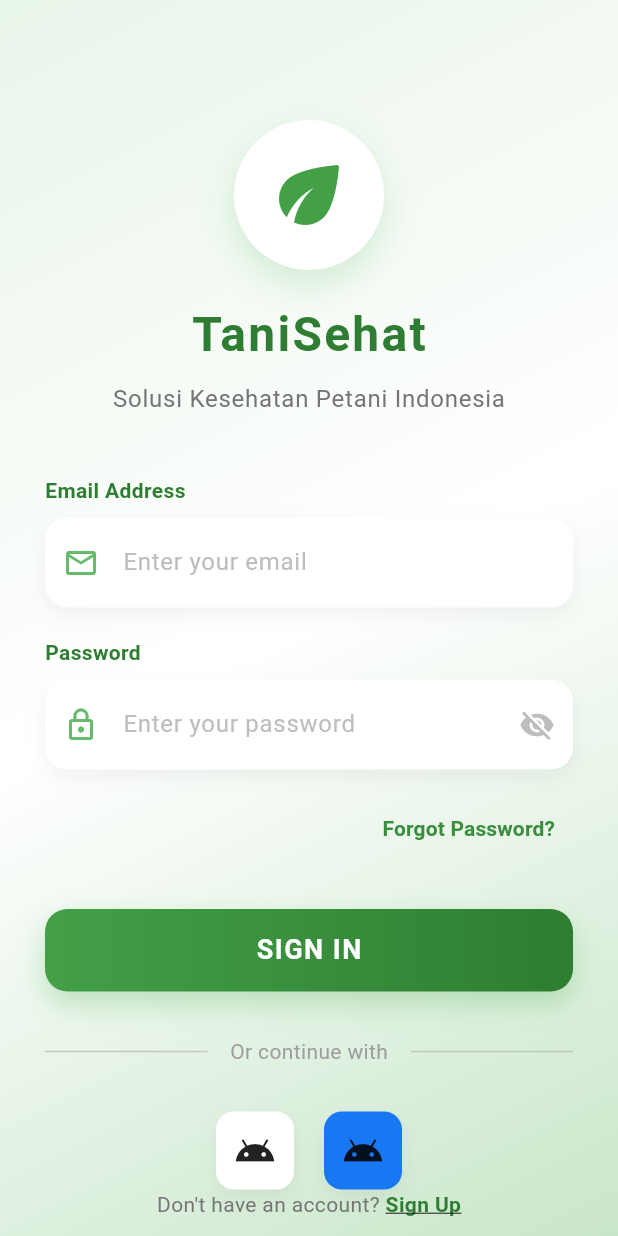
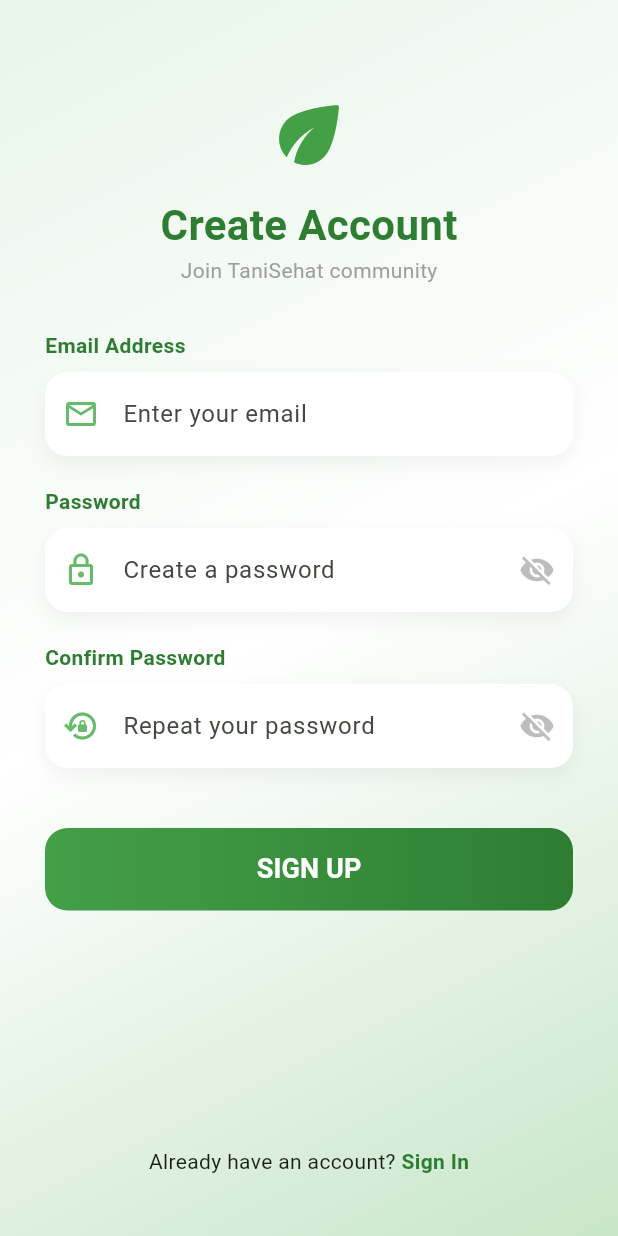
Before and after one commit to DodhyKss/tani_sehat, a Flutter app: the screen it shows after launch, after a tap on "Sign Up", on a phone screen of 412 x 824 dp. Run offline on Flutter 3.47's test engine with Material 3 defaults, Android fonts, the phone set to English and light mode, and no system bars; our stand-ins replace supabase_flutter; accounts and stored records are empty.

Commit message:
add register and login logic to supabase

```diff
--- a/lib/main.dart
+++ b/lib/main.dart
@@ -1,7 +1,18 @@
 import 'package:flutter/material.dart';
-import 'pages/login_page.dart';
+import 'package:supabase_flutter/supabase_flutter.dart';
+import 'pages/auth/login_page.dart';
+import 'pages/home_page.dart';
 
-void main() {
+import 'pages/auth/register_page.dart';
+
+Future<void> main() async {
+  WidgetsFlutterBinding.ensureInitialized();
+
+  await Supabase.initialize(
+    url: 'https://bjfxvkqkeheyqtrcdblp.supabase.co',
+    anonKey: 'sb_publishable_APumlg5R3lEzYeVnB-6HnA_UFFMRe6H',
+  );
+
   runApp(const MyApp());
 }
 
@@ -17,93 +28,12 @@
         colorScheme: ColorScheme.fromSeed(seedColor: Colors.green),
         useMaterial3: true,
       ),
-      home: const LoginPage(),
+      initialRoute: Supabase.instance.client.auth.currentSession != null ? '/home' : '/login',
+      routes: {
+        '/login': (context) => const LoginPage(),
+        '/register': (context) => const RegisterPage(),
+        '/home': (context) => const HomePage(),
+      },
     );
   }
 }
-
-class MyHomePage extends StatefulWidget {
-  const MyHomePage({super.key, required this.title});
-
-  // This widget is the home page of your application. It is stateful, meaning
-  // that it has a State object (defined below) that contains fields that affect
-  // how it looks.
-
-  // This class is the configuration for the state. It holds the values (in this
-  // case the title) provided by the parent (in this case the App widget) and
-  // used by the build method of the State. Fields in a Widget subclass are
-  // always marked "final".
-
-  final String title;
-
-  @override
-  State<MyHomePage> createState() => _MyHomePageState();
-}
-
-class _MyHomePageState extends State<MyHomePage> {
-  int _counter = 0;
-
-  void _incrementCounter() {
-    setState(() {
-      // This call to setState tells the Flutter framework that something has
-      // changed in this State, which causes it to rerun the build method below
-      // so that the display can reflect the updated values. If we changed
-      // _counter without calling setState(), then the build method would not be
-      // called again, and so nothing would appear to happen.
-      _counter++;
-    });
-  }
-
-  @override
-  Widget build(BuildContext context) {
-    // This method is rerun every time setState is called, for instance as done
-    // by the _incrementCounter method above.
-    //
-    // The Flutter framework has been optimized to make rerunning build methods
-    // fast, so that you can just rebuild anything that needs updating rather
-    // than having to individually change instances of widgets.
-    return Scaffold(
-      appBar: AppBar(
-        // TRY THIS: Try changing the color here to a specific color (to
-        // Colors.amber, perhaps?) and trigger a hot reload to see the AppBar
-        // change color while the other colors stay the same.
-        backgroundColor: Theme.of(context).colorScheme.inversePrimary,
-        // Here we take the value from the MyHomePage object that was created by
-        // the App.build method, and use it to set our appbar title.
-        title: Text(widget.title),
-      ),
-      body: Center(
-        // Center is a layout widget. It takes a single child and positions it
-        // in the middle of the parent.
-        child: Column(
-          // Column is also a layout widget. It takes a list of children and
-          // arranges them vertically. By default, it sizes itself to fit its
-          // children horizontally, and tries to be as tall as its parent.
-          //
-          // Column has various properties to control how it sizes itself and
-          // how it positions its children. Here we use mainAxisAlignment to
-          // center the children vertically; the main axis here is the vertical
-          // axis because Columns are vertical (the cross axis would be
-          // horizontal).
-          //
-          // TRY THIS: Invoke "debug painting" (choose the "Toggle Debug Paint"
-          // action in the IDE, or press "p" in the console), to see the
-          // wireframe for each widget.
-          mainAxisAlignment: .center,
-          children: [
-            const Text('You have pushed the button this many times:'),
-            Text(
-              '$_counter',
-              style: Theme.of(context).textTheme.headlineMedium,
-            ),
-          ],
-        ),
-      ),
-      floatingActionButton: FloatingActionButton(
-        onPressed: _incrementCounter,
-        tooltip: 'Increment',
-        child: const Icon(Icons.add),
-      ),
-    );
-  }
-}
--- /dev/null
+++ b/lib/pages/auth/register_page.dart
@@ -0,0 +1,209 @@
+import 'package:flutter/material.dart';
+import 'package:supabase_flutter/supabase_flutter.dart';
+
+class RegisterPage extends StatefulWidget {
+  const RegisterPage({super.key});
+
+  @override
+  State<RegisterPage> createState() => _RegisterPageState();
+}
+
+class _RegisterPageState extends State<RegisterPage> {
+  final _emailController = TextEditingController();
+  final _passwordController = TextEditingController();
+  final _confirmPasswordController = TextEditingController();
+  bool _obscurePassword = true;
+  bool _isLoading = false;
+
+  Future<void> _signUp() async {
+    final email = _emailController.text.trim();
+    final password = _passwordController.text.trim();
+    final confirmPassword = _confirmPasswordController.text.trim();
+
+    if (email.isEmpty || password.isEmpty) {
+      _showSnackbar('Please fill in all fields', Colors.red);
+      return;
+    }
+
+    if (password != confirmPassword) {
+      _showSnackbar('Passwords do not match', Colors.red);
+      return;
+    }
+
+    setState(() => _isLoading = true);
+
+    try {
+      await Supabase.instance.client.auth.signUp(
+        email: email,
+        password: password,
+      );
+
+      if (mounted) {
+        _showSnackbar('Registration successful! Please check your email for confirmation.', Colors.green);
+        Navigator.pop(context); // Go back to login
+      }
+    } on AuthException catch (error) {
+      _showSnackbar(error.message, Colors.red);
+    } catch (error) {
+      _showSnackbar('Unexpected error occurred', Colors.red);
+    } finally {
+      if (mounted) {
+        setState(() => _isLoading = false);
+      }
+    }
+  }
+
+  void _showSnackbar(String message, Color color) {
+    ScaffoldMessenger.of(context).showSnackBar(
+      SnackBar(content: Text(message), backgroundColor: color),
+    );
+  }
+
+  @override
+  Widget build(BuildContext context) {
+    final size = MediaQuery.of(context).size;
+
+    return Scaffold(
+      body: SingleChildScrollView(
+        child: Container(
+          height: size.height,
+          width: size.width,
+          decoration: BoxDecoration(
+            gradient: LinearGradient(
+              begin: Alignment.topLeft,
+              end: Alignment.bottomRight,
+              colors: [Colors.green.shade50, Colors.white, Colors.green.shade100],
+            ),
+          ),
+          child: Column(
+            children: [
+              const SizedBox(height: 60),
+              _buildHeader(),
+              const SizedBox(height: 30),
+              Padding(
+                padding: const EdgeInsets.symmetric(horizontal: 30),
+                child: Column(
+                  children: [
+                    _buildTextField(
+                      controller: _emailController,
+                      label: 'Email Address',
+                      icon: Icons.email_outlined,
+                      hint: 'Enter your email',
+                    ),
+                    const SizedBox(height: 20),
+                    _buildTextField(
+                      controller: _passwordController,
+                      label: 'Password',
+                      icon: Icons.lock_outline,
+                      hint: 'Create a password',
+                      isPassword: true,
+                      obscureText: _obscurePassword,
+                      onToggleVisibility: () => setState(() => _obscurePassword = !_obscurePassword),
+                    ),
+                    const SizedBox(height: 20),
+                    _buildTextField(
+                      controller: _confirmPasswordController,
+                      label: 'Confirm Password',
+                      icon: Icons.lock_reset_outlined,
+                      hint: 'Repeat your password',
+                      isPassword: true,
+                      obscureText: _obscurePassword,
+                    ),
+                    const SizedBox(height: 40),
+                    _isLoading
+                      ? const CircularProgressIndicator()
+                      : _buildRegisterButton(),
+                  ],
+                ),
+              ),
+              const Spacer(),
+              _buildLoginLink(),
+              const SizedBox(height: 40),
+            ],
+          ),
+        ),
+      ),
+    );
+  }
+
+  Widget _buildHeader() {
+    return Column(
+      children: [
+        Icon(Icons.eco_rounded, size: 60, color: Colors.green.shade600),
+        const SizedBox(height: 10),
+        const Text(
+          'Create Account',
+          style: TextStyle(fontSize: 28, fontWeight: FontWeight.bold, color: Color(0xFF2E7D32)),
+        ),
+        const Text('Join TaniSehat community', style: TextStyle(color: Colors.grey)),
+      ],
+    );
+  }
+
+  Widget _buildTextField({
+    required TextEditingController controller,
+    required String label,
+    required IconData icon,
+    required String hint,
+    bool isPassword = false,
+    bool obscureText = false,
+    VoidCallback? onToggleVisibility,
+  }) {
+    return Column(
+      crossAxisAlignment: CrossAxisAlignment.start,
+      children: [
+        Text(label, style: const TextStyle(fontWeight: FontWeight.bold, color: Color(0xFF2E7D32))),
+        const SizedBox(height: 8),
+        Container(
+          decoration: BoxDecoration(
+            color: Colors.white,
+            borderRadius: BorderRadius.circular(15),
+            boxShadow: [BoxShadow(color: Colors.black.withOpacity(0.05), blurRadius: 10, offset: const Offset(0, 5))],
+          ),
+          child: TextField(
+            controller: controller,
+            obscureText: obscureText,
+            decoration: InputDecoration(
+              hintText: hint,
+              prefixIcon: Icon(icon, color: Colors.green.shade400),
+              suffixIcon: isPassword ? IconButton(
+                icon: Icon(obscureText ? Icons.visibility_off : Icons.visibility, color: Colors.grey.shade400),
+                onPressed: onToggleVisibility,
+              ) : null,
+              border: OutlineInputBorder(borderRadius: BorderRadius.circular(15), borderSide: BorderSide.none),
+            ),
+          ),
+        ),
+      ],
+    );
+  }
+
+  Widget _buildRegisterButton() {
+    return Container(
+      width: double.infinity,
+      height: 55,
+      decoration: BoxDecoration(
+        borderRadius: BorderRadius.circular(15),
+        gradient: const LinearGradient(colors: [Color(0xFF43A047), Color(0xFF2E7D32)]),
+      ),
+      child: ElevatedButton(
+        onPressed: _signUp,
+        style: ElevatedButton.styleFrom(backgroundColor: Colors.transparent, shadowColor: Colors.transparent),
+        child: const Text('SIGN UP', style: TextStyle(fontSize: 18, fontWeight: FontWeight.bold, color: Colors.white)),
+      ),
+    );
+  }
+
+  Widget _buildLoginLink() {
+    return Row(
+      mainAxisAlignment: MainAxisAlignment.center,
+      children: [
+        const Text("Already have an account? "),
+        GestureDetector(
+          onTap: () => Navigator.pop(context),
+          child: const Text('Sign In', style: TextStyle(color: Color(0xFF2E7D32), fontWeight: FontWeight.bold)),
+        ),
+      ],
+    );
+  }
+}
--- a/pubspec.yaml
+++ b/pubspec.yaml
@@ -33,6 +33,7 @@
 
   # The following adds the Cupertino Icons font to your application.
   # Use with the CupertinoIcons class for iOS style icons.
+  supabase_flutter: ^2.8.1
   cupertino_icons: ^1.0.8
 
 dev_dependencies:
```
Also changed, not shown: lib/pages/auth/login_page.dart (renamed from lib/pages/login_page.dart, +64 -3 lines), lib/pages/home_page.dart (added, +43 -0 lines), pubspec.lock, 5 other files.
